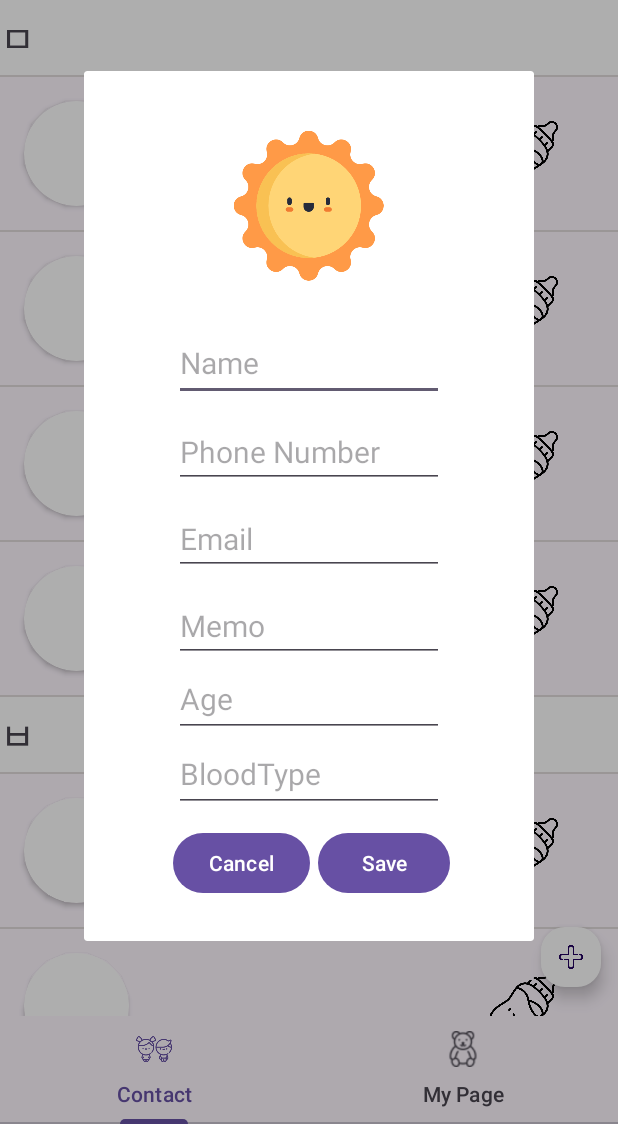
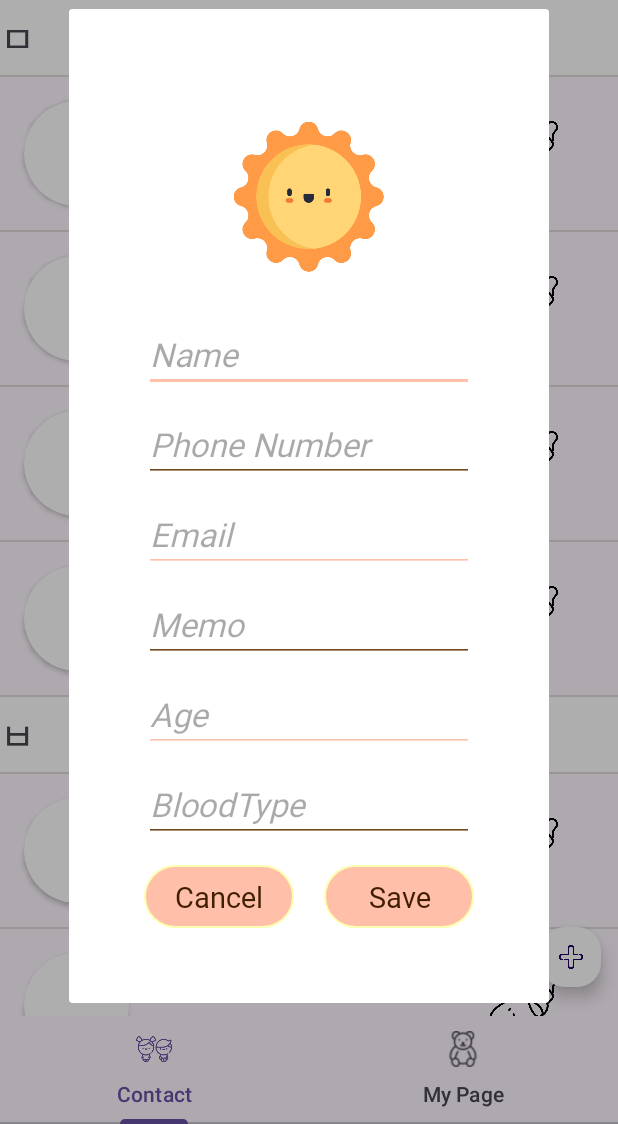
Before and after one commit to cording10jianzo/B.F-Baby_Friend-, an Android app: the screen it shows after launch (MainActivity), after a tap on an icon or button, on a phone screen of 412 x 824 dp, the part 112-1236 px from its top. Run offline under Robolectric (Android 15) with nearby library versions, the phone set to English and light mode, and no system bars; our stand-ins replace data binding; 3 statements that could not run were skipped.

Commit message:
[DESIGN] : 🎨 dialog 디자인 수정했습니다.

```diff
--- a/app/src/main/res/layout/dialog_layout.xml
+++ b/app/src/main/res/layout/dialog_layout.xml
@@ -3,118 +3,154 @@
     xmlns:app="http://schemas.android.com/apk/res-auto"
     xmlns:tools="http://schemas.android.com/tools"
     android:layout_width="match_parent"
-    android:layout_height="match_parent">
+    android:layout_height="match_parent"
+    android:padding="50dp">
 
-    <androidx.constraintlayout.widget.ConstraintLayout
-        android:layout_width="300dp"
-        android:layout_height="580dp"
-        app:layout_constraintBottom_toBottomOf="parent"
-        app:layout_constraintEnd_toEndOf="parent"
-        app:layout_constraintStart_toStartOf="parent"
-        app:layout_constraintTop_toTopOf="parent"
-        tools:ignore="MissingConstraints">
 
     <ImageView
         android:id="@+id/dialog_iv"
         android:layout_width="100dp"
         android:layout_height="120dp"
-            android:layout_marginTop="30dp"
+        android:layout_marginTop="15dp"
+        android:src="@drawable/sun"
         app:layout_constraintEnd_toEndOf="parent"
         app:layout_constraintStart_toStartOf="parent"
         app:layout_constraintTop_toTopOf="parent"
-            android:src="@drawable/sun"
         tools:ignore="MissingConstraints" />
 
     <EditText
         android:id="@+id/dialog_name"
-            android:layout_width="180dp"
-            android:layout_height="50dp"
+        android:layout_width="220dp"
+        android:layout_height="wrap_content"
         android:layout_marginTop="20dp"
+        android:backgroundTint="@color/tertiary"
+        android:fontFamily="@font/font2"
         android:hint="Name"
-            android:textSize="20dp"
         android:inputType="text"
+        android:textColor="@color/brown"
+        android:textColorHighlight="@color/secondary"
+        android:textSize="22dp"
+        android:textStyle="italic"
         app:layout_constraintEnd_toEndOf="parent"
         app:layout_constraintStart_toStartOf="parent"
         app:layout_constraintTop_toBottomOf="@+id/dialog_iv" />
 
     <EditText
         android:id="@+id/dialog_number"
-            android:layout_width="180dp"
+        android:layout_width="220dp"
         android:layout_height="wrap_content"
+        android:layout_marginTop="10dp"
+        android:backgroundTint="@color/brown2"
+        android:fontFamily="@font/font2"
         android:hint="Phone Number"
-            android:textSize="20dp"
         android:inputType="phone"
-            android:layout_marginTop="10dp"
+        android:textColor="@color/brown"
+        android:textColorHighlight="@color/secondary"
+        android:textSize="22dp"
+        android:textStyle="italic"
         app:layout_constraintEnd_toEndOf="parent"
         app:layout_constraintStart_toStartOf="parent"
         app:layout_constraintTop_toBottomOf="@+id/dialog_name" />
 
     <EditText
         android:id="@+id/dialog_email"
-            android:layout_width="180dp"
+        android:layout_width="220dp"
         android:layout_height="wrap_content"
+        android:layout_marginTop="10dp"
+        android:backgroundTint="@color/tertiary"
+        android:fontFamily="@font/font2"
         android:hint="Email"
-            android:textSize="20dp"
         android:inputType="textEmailAddress"
-            android:layout_marginTop="10dp"
+        android:textColor="@color/brown"
+        android:textColorHighlight="@color/secondary"
+        android:textSize="22dp"
+        android:textStyle="italic"
         app:layout_constraintEnd_toEndOf="parent"
         app:layout_constraintStart_toStartOf="parent"
         app:layout_constraintTop_toBottomOf="@+id/dialog_number" />
 
     <EditText
         android:id="@+id/dialog_memo"
-            android:layout_width="180dp"
+        android:layout_width="220dp"
         android:layout_height="wrap_content"
+        android:layout_marginTop="10dp"
+        android:backgroundTint="@color/brown2"
+        android:fontFamily="@font/font2"
         android:hint="Memo"
-            android:textSize="20dp"
         android:inputType="text"
-            android:layout_marginTop="10dp"
+        android:textColor="@color/brown"
+        android:textColorHighlight="@color/secondary"
+        android:textSize="22dp"
+        android:textStyle="italic"
         app:layout_constraintEnd_toEndOf="parent"
         app:layout_constraintStart_toStartOf="parent"
         app:layout_constraintTop_toBottomOf="@+id/dialog_email" />
 
     <EditText
         android:id="@+id/dialog_age"
-            android:layout_width="180dp"
-            android:layout_height="50dp"
+        android:layout_width="220dp"
+        android:layout_height="wrap_content"
+        android:layout_marginTop="10dp"
+        android:backgroundTint="@color/tertiary"
+        android:fontFamily="@font/font2"
         android:hint="Age"
-            android:inputType="text"
-            android:textSize="20dp"
+        android:inputType="number"
+        android:textColor="@color/brown"
+        android:textColorHighlight="@color/secondary"
+        android:textSize="22dp"
+        android:textStyle="italic"
         app:layout_constraintEnd_toEndOf="parent"
         app:layout_constraintStart_toStartOf="parent"
         app:layout_constraintTop_toBottomOf="@+id/dialog_memo" />
+
     <EditText
         android:id="@+id/dialog_BloodType"
-            android:layout_width="180dp"
-            android:layout_height="50dp"
+        android:layout_width="220dp"
+        android:layout_height="wrap_content"
+        android:layout_marginTop="10dp"
+        android:backgroundTint="@color/brown2"
+        android:fontFamily="@font/font2"
         android:hint="BloodType"
         android:inputType="text"
-            android:textSize="20dp"
+        android:textColor="@color/brown"
+        android:textColorHighlight="@color/secondary"
+        android:textSize="22dp"
+        android:textStyle="italic"
         app:layout_constraintEnd_toEndOf="parent"
         app:layout_constraintStart_toStartOf="parent"
         app:layout_constraintTop_toBottomOf="@+id/dialog_age" />
 
-        <Button
+    <TextView
         android:id="@+id/dialog_cancel"
-            android:layout_width="wrap_content"
+        android:layout_width="0dp"
         android:layout_height="wrap_content"
-            android:layout_marginTop="10dp"
-            android:layout_marginRight="90dp"
+        android:layout_marginTop="15dp"
+        android:background="@drawable/text_button_bg"
+        android:fontFamily="@font/font2"
+        android:gravity="center"
+        android:padding="8dp"
         android:text="Cancel"
-            app:layout_constraintEnd_toEndOf="parent"
+        android:textColor="@color/brown"
+        android:textSize="19sp"
+        app:layout_constraintEnd_toStartOf="@id/dialog_save"
         app:layout_constraintStart_toStartOf="parent"
         app:layout_constraintTop_toBottomOf="@+id/dialog_BloodType" />
 
-        <Button
+    <TextView
         android:id="@+id/dialog_save"
-            android:layout_width="wrap_content"
+        android:layout_width="0dp"
         android:layout_height="wrap_content"
+        android:layout_marginStart="20dp"
+        android:layout_marginTop="15dp"
+        android:background="@drawable/text_button_bg"
+        android:fontFamily="@font/font2"
+        android:gravity="center"
+        android:padding="8dp"
         android:text="Save"
-            android:layout_marginTop="10dp"
-            android:layout_marginLeft="5dp"
+        android:textColor="@color/brown"
+        android:textSize="19sp"
+        app:layout_constraintEnd_toEndOf="parent"
         app:layout_constraintStart_toEndOf="@+id/dialog_cancel"
         app:layout_constraintTop_toBottomOf="@+id/dialog_BloodType" />
 
 </androidx.constraintlayout.widget.ConstraintLayout>
-
-</androidx.constraintlayout.widget.ConstraintLayout>
```
Lines whose indentation alone changed are shown as unchanged.
